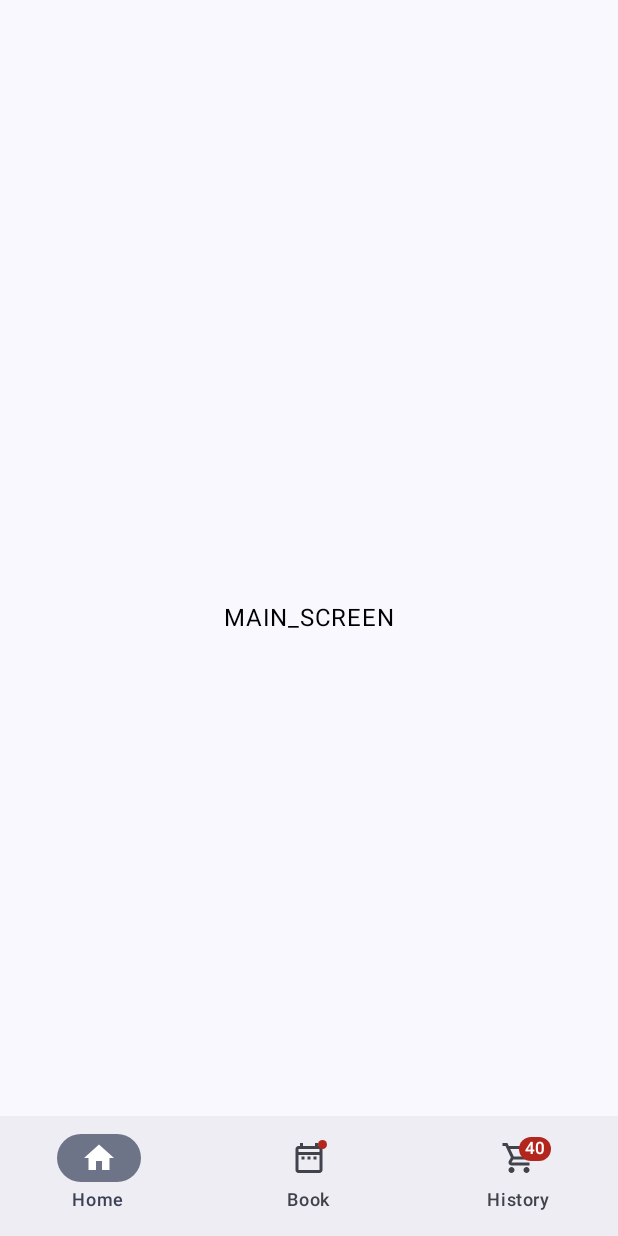
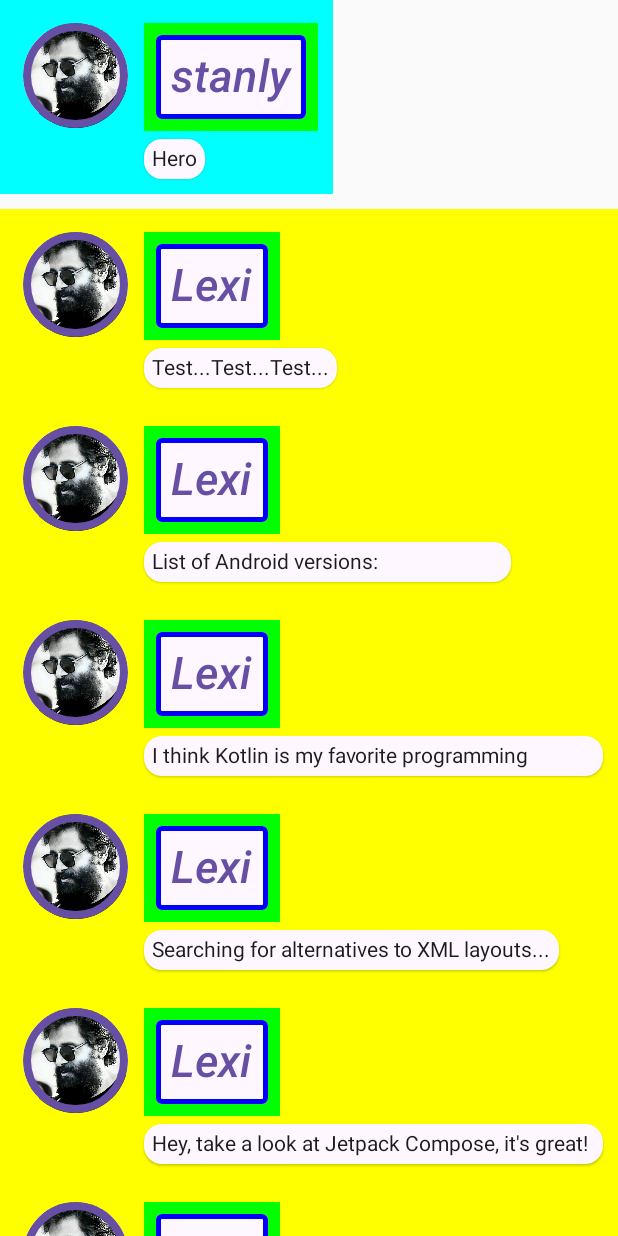
Before and after one commit to Bharathirk/Goat_Booking, an Android app built with Jetpack Compose: the screen it shows after launch (MainActivity before the commit, SampleActivity after it), on a phone screen of 412 x 824 dp. Run offline under Robolectric (Android 15) with nearby library versions, the phone set to English and light mode, and no system bars.

Commit message:
sampleactivity for design check

```diff
--- a/app/src/main/AndroidManifest.xml
+++ b/app/src/main/AndroidManifest.xml
@@ -17,9 +17,16 @@
             android:exported="true"
             android:label="@string/app_name"
             android:theme="@style/Theme.GoatBooking">
+            <!--<intent-filter>
+                <action android:name="android.intent.action.MAIN" />
+
+                <category android:name="android.intent.category.LAUNCHER" />
+            </intent-filter>-->
+        </activity>
+        <activity android:name=".SampleActivity"
+            android:exported="true">
             <intent-filter>
                 <action android:name="android.intent.action.MAIN" />
-
                 <category android:name="android.intent.category.LAUNCHER" />
             </intent-filter>
         </activity>
--- a/app/src/main/java/com/dena/auto/taxi/backseat/goatbooking/MainActivity.kt
+++ b/app/src/main/java/com/dena/auto/taxi/backseat/goatbooking/MainActivity.kt
@@ -7,6 +7,7 @@ import androidx.compose.foundation.layout.fillMaxSize
 import androidx.compose.material3.MaterialTheme
 import androidx.compose.material3.Surface
 import androidx.compose.material3.Text
+import androidx.compose.material3.darkColorScheme
 import androidx.compose.runtime.Composable
 import androidx.compose.ui.Modifier
 import androidx.compose.ui.tooling.preview.Preview
--- /dev/null
+++ b/app/src/main/java/com/dena/auto/taxi/backseat/goatbooking/SampleActivity.kt
@@ -0,0 +1,141 @@
+package com.dena.auto.taxi.backseat.goatbooking
+
+import SampleData
+import android.opengl.Visibility
+import android.os.Bundle
+import androidx.activity.ComponentActivity
+import androidx.activity.compose.setContent
+import androidx.compose.animation.animateColorAsState
+import androidx.compose.foundation.BorderStroke
+import androidx.compose.foundation.Image
+import androidx.compose.foundation.border
+import androidx.compose.foundation.clickable
+import androidx.compose.foundation.layout.Column
+import androidx.compose.foundation.layout.Row
+import androidx.compose.foundation.layout.Spacer
+import androidx.compose.foundation.layout.height
+import androidx.compose.foundation.layout.padding
+import androidx.compose.foundation.layout.size
+import androidx.compose.foundation.layout.width
+import androidx.compose.foundation.layout.wrapContentSize
+import androidx.compose.foundation.lazy.LazyColumn
+import androidx.compose.foundation.lazy.items
+import androidx.compose.foundation.shape.CircleShape
+import androidx.compose.material3.LocalTextStyle
+import androidx.compose.material3.MaterialTheme
+import androidx.compose.material3.Surface
+import androidx.compose.material3.Text
+import androidx.compose.runtime.Composable
+import androidx.compose.runtime.getValue
+import androidx.compose.runtime.mutableStateOf
+import androidx.compose.runtime.remember
+import androidx.compose.runtime.setValue
+import androidx.compose.ui.Modifier
+import androidx.compose.ui.draw.clip
+import androidx.compose.ui.graphics.Color
+import androidx.compose.ui.graphics.Shape
+import androidx.compose.ui.res.painterResource
+import androidx.compose.ui.text.TextStyle
+import androidx.compose.ui.text.font.FontStyle
+import androidx.compose.ui.tooling.preview.Preview
+import androidx.compose.ui.unit.dp
+import androidx.compose.ui.unit.sp
+
+//https://developer.android.com/jetpack/compose/tutorial?gclid=EAIaIQobChMIl-X3haWZgwMVFy6DAx3eqgxNEAAYASABEgKLCfD_BwE&gclsrc=aw.ds
+class SampleActivity : ComponentActivity() {
+    override fun onCreate(savedInstanceState: Bundle?) {
+        super.onCreate(savedInstanceState)
+        setContent {
+//            messageCard(name = "Robert")
+            Column {
+                Surface(modifier = Modifier.wrapContentSize(), color = Color.Cyan) {
+                    messageCard(msg = Message("stanly", "Hero"))
+                }
+                Spacer(modifier = Modifier.height(10.dp))
+
+                Surface(color = Color.Yellow) {
+                    messageConversation(messagesList = getMessageListData())
+                }
+            }
+        }
+    }
+
+    private fun getMessageListData(): List<Message> {
+        return SampleData.conversationSample
+    }
+}
+
+@Composable
+fun messageConversation(messagesList: List<Message>) {
+    LazyColumn {
+        items(messagesList) { messageItem ->
+            messageCard(messageItem)
+        }
+    }
+
+}
+
+@Composable
+fun messageCard(name: String) {
+    Text(text = "Hello $name", color = Color.Blue)
+}
+
+@Composable
+fun messageCard(msg: Message) {
+    Row(modifier = Modifier.padding(all = 10.dp)) {
+        Image(
+            painter = painterResource(id = R.drawable.chiyan),
+            contentDescription = "profile picture",
+            modifier = Modifier
+                .padding(all = 5.dp)
+                .size(70.dp)
+                .clip(CircleShape)
+                .border(5.dp, MaterialTheme.colorScheme.primary, CircleShape)
+        )
+        Spacer(modifier = Modifier.width(5.dp))
+        var isExpanded by remember { mutableStateOf(false) }
+        val surfaceColorChange by animateColorAsState(
+            if (isExpanded) MaterialTheme.colorScheme.primary else MaterialTheme.colorScheme.surface,
+            label = "changeColor"
+        )
+        Column(modifier = Modifier.clickable { isExpanded = !isExpanded }) {
+            Spacer(modifier = Modifier.height(5.dp))
+            Surface(color = Color.Green) {
+                Surface(
+                    shape = MaterialTheme.shapes.extraSmall,
+                    modifier = Modifier.padding(8.dp),
+                    border = BorderStroke(width = 3.dp, color = Color.Blue)
+                ) {
+                    Text(
+                        text = msg.author,
+                        modifier = Modifier.padding(10.dp),
+                        color = MaterialTheme.colorScheme.primary,
+                        style = MaterialTheme.typography.labelLarge,
+                        fontSize = 30.sp, fontStyle = FontStyle.Italic
+                    )
+                }
+            }
+            Spacer(modifier = Modifier.height(5.dp))
+            Surface(
+                shadowElevation = 1.dp,
+                shape = MaterialTheme.shapes.medium,
+                color = surfaceColorChange
+            ) {
+                Text(
+                    text = msg.body,
+                    modifier = Modifier.padding(5.dp),
+                    maxLines = if (isExpanded) Int.MAX_VALUE else 1
+                )
+            }
+        }
+
+    }
+}
+
+@Preview
+@Composable
+fun previewMessageCard() {
+    messageCard(name = "Clara")
+}
+
+data class Message(val author: String, val body: String)
--- /dev/null
+++ b/app/src/main/java/com/dena/auto/taxi/backseat/goatbooking/SampleData.kt
@@ -0,0 +1,75 @@
+import com.dena.auto.taxi.backseat.goatbooking.Message
+
+/**
+ * SampleData for Jetpack Compose Tutorial
+ */
+object SampleData {
+    // Sample conversation data
+    val conversationSample = listOf(
+        Message(
+            "Lexi",
+            "Test...Test...Test..."
+        ),
+        Message(
+            "Lexi",
+            """List of Android versions:
+            |Android KitKat (API 19)
+            |Android Lollipop (API 21)
+            |Android Marshmallow (API 23)
+            |Android Nougat (API 24)
+            |Android Oreo (API 26)
+            |Android Pie (API 28)
+            |Android 10 (API 29)
+            |Android 11 (API 30)
+            |Android 12 (API 31)""".trim()
+        ),
+        Message(
+            "Lexi",
+            """I think Kotlin is my favorite programming language.
+            |It's so much fun!""".trim()
+        ),
+        Message(
+            "Lexi",
+            "Searching for alternatives to XML layouts..."
+        ),
+        Message(
+            "Lexi",
+            """Hey, take a look at Jetpack Compose, it's great!
+            |It's the Android's modern toolkit for building native UI.
+            |It simplifies and accelerates UI development on Android.
+            |Less code, powerful tools, and intuitive Kotlin APIs :)""".trim()
+        ),
+        Message(
+            "Lexi",
+            "It's available from API 21+ :)"
+        ),
+        Message(
+            "Lexi",
+            "Writing Kotlin for UI seems so natural, Compose where have you been all my life?"
+        ),
+        Message(
+            "Lexi",
+            "Android Studio next version's name is Arctic Fox"
+        ),
+        Message(
+            "Lexi",
+            "Android Studio Arctic Fox tooling for Compose is top notch ^_^"
+        ),
+        Message(
+            "Lexi",
+            "I didn't know you can now run the emulator directly from Android Studio"
+        ),
+        Message(
+            "Lexi",
+            "Compose Previews are great to check quickly how a composable layout looks like"
+        ),
+        Message(
+            "Lexi",
+            "Previews are also interactive after enabling the experimental setting"
+        ),
+        Message(
+            "Lexi",
+            "Have you tried writing build.gradle with KTS?"
+        ),
+    )
+}
```
Also changed, not shown: app/src/main/res/drawable/chiyan.jpg (added).
